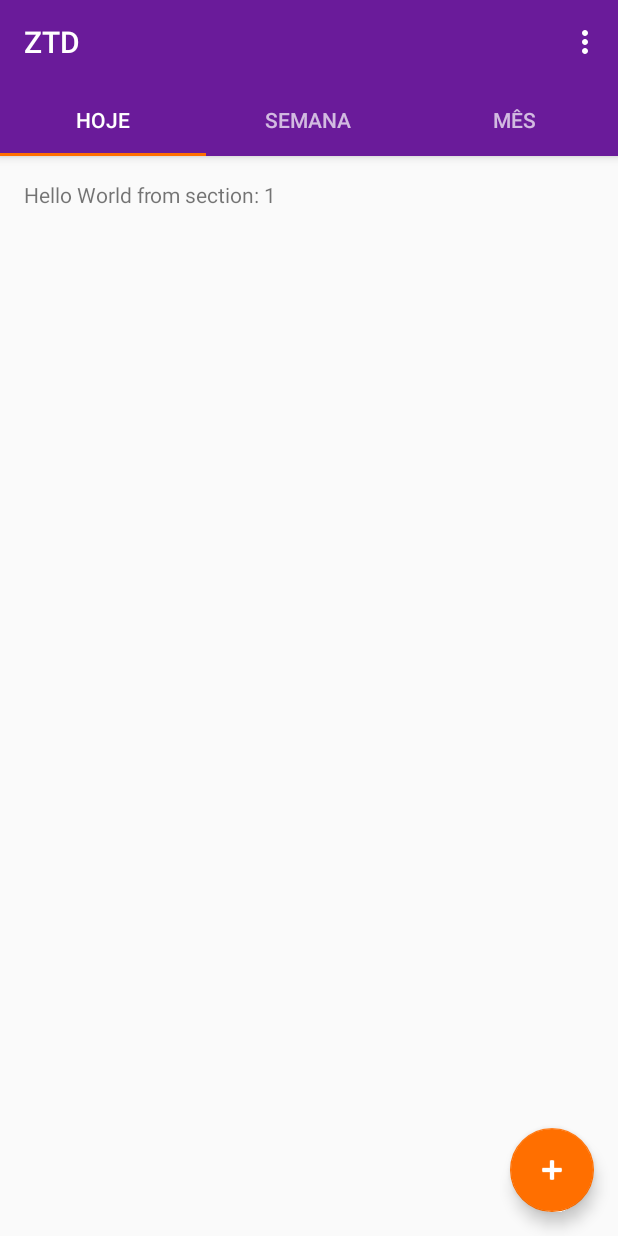
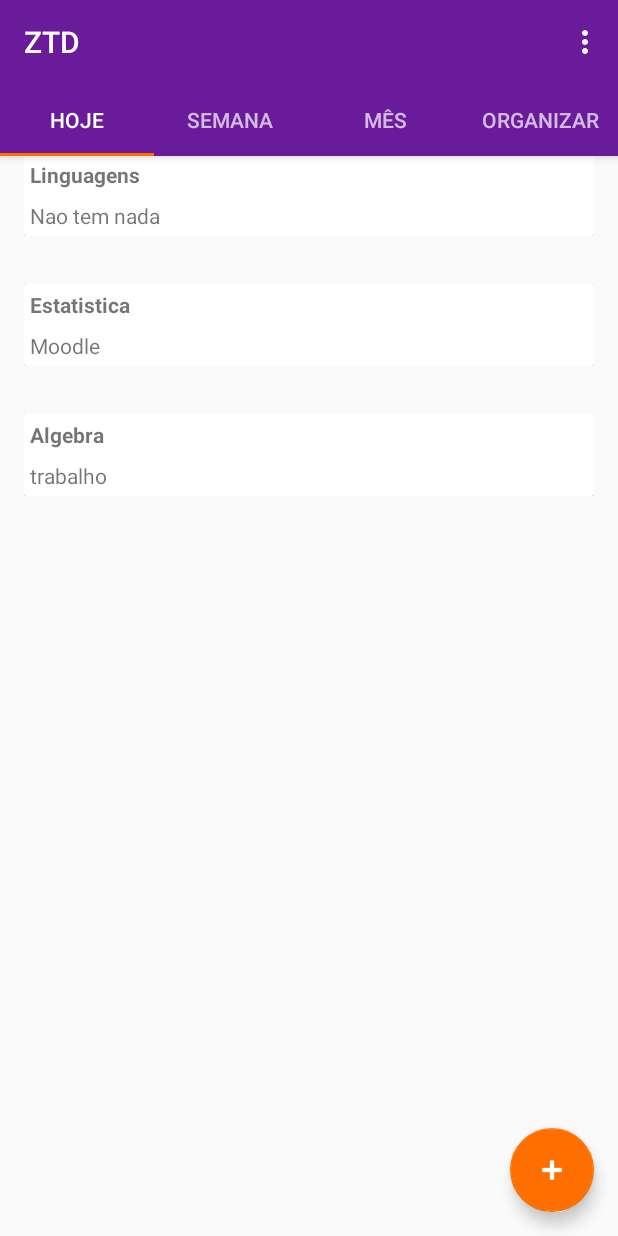
Before and after one commit to VitorVidal14/appdispositivos, an Android app: the screen it shows after launch (MainActivity), on a phone screen of 412 x 824 dp. Run offline under Robolectric (Android 15) with nearby library versions, the phone set to English and light mode, and no system bars.

Commit message:
2.0.20 Adicionando e instanciando o card na main

```diff
--- a/app/src/main/java/vitor/com/appdispositivos/CardAdapter.java
+++ b/app/src/main/java/vitor/com/appdispositivos/CardAdapter.java
@@ -1,12 +1,16 @@
 package vitor.com.appdispositivos;
 
 import android.content.Context;
+import android.provider.ContactsContract;
 import android.support.v7.widget.RecyclerView;
 import android.util.Log;
 import android.view.LayoutInflater;
 import android.view.View;
 import android.view.ViewGroup;
 import android.widget.TextView;
+
+import java.util.ArrayList;
+import java.util.List;
 
 /**
  * Created by vitor on 10/28/2017.
@@ -17,45 +21,41 @@ import android.widget.TextView;
  *  ViewHolder, nem sua reciclagem; Isso é o que o nosso RecyclerView faz.
  */
 
-public class CardAdapter extends RecyclerView.Adapter<CardAdapter.CardViewHolder>{
+public class CardAdapter extends RecyclerView.Adapter<CardAdapter.MyViewHolder>{
 
-    private static final String TAG = CardAdapter.class.getSimpleName();
+    private Context mContext;
+    List<Card> cardList;
 
-    private int mNumberCards;
+    class MyViewHolder extends RecyclerView.ViewHolder{
+        public TextView title, description;
 
-    public CardAdapter(int numberOfCards) {mNumberCards = numberOfCards;}
+        public MyViewHolder(View view){
+            super(view);
+            title = (TextView) view.findViewById(R.id.text_title);
+            description = (TextView) view.findViewById(R.id.text_description);
+        }
+    }
 
-    @Override
-    public CardViewHolder onCreateViewHolder(ViewGroup viewGroup, int viewType){
-        Context context = viewGroup.getContext();
-        int layoutIdForListItem = R.layout.card_to_show;
-        LayoutInflater inflater = LayoutInflater.from(context);
-        boolean shouldAttachToParentImediately = false;
-
-        View view = inflater.inflate(layoutIdForListItem, viewGroup, shouldAttachToParentImediately);
-        CardViewHolder viewHolder = new CardViewHolder(view);
-
-        return viewHolder;
+    public CardAdapter(Context context, List<Card> cardsList) {
+        this.mContext = context;
+        this.cardList = cardsList;
     }
 
     @Override
-    public void onBindViewHolder(CardViewHolder holder, int position){
-        holder.bind(position);
+    public MyViewHolder onCreateViewHolder(ViewGroup viewGroup, int viewType){
+        View view = LayoutInflater.from(viewGroup.getContext()).inflate(R.layout.card_to_show, viewGroup, false);
+        MyViewHolder viewHolder = new MyViewHolder(view);
+
+        return new MyViewHolder(view);
     }
 
     @Override
-    public int getItemCount(){return mNumberCards;}
+    public void onBindViewHolder(final MyViewHolder holder, int position){
+        Card card = cardList.get(position);
+        holder.title.setText(card.getTitle());
+        holder.description.setText(card.getText());
+    }
 
-    class CardViewHolder extends RecyclerView.ViewHolder{
-        TextView listItemNumberView;
-
-        public CardViewHolder(View itemView){
-            super(itemView);
-            listItemNumberView = (TextView) itemView.findViewById(R.id.text_title);
-        }
-
-        void bind(int listIndex){
-            listItemNumberView.setText(String.valueOf(listIndex));
-        }
-    }
+    @Override
+    public int getItemCount(){return cardList.size();}
 }
--- a/app/src/main/java/vitor/com/appdispositivos/MainActivity.java
+++ b/app/src/main/java/vitor/com/appdispositivos/MainActivity.java
@@ -4,6 +4,8 @@ import android.content.Intent;
 import android.support.design.widget.TabLayout;
 import android.support.design.widget.FloatingActionButton;
 import android.support.v7.app.AppCompatActivity;
+import android.support.v7.widget.CardView;
+import android.support.v7.widget.DefaultItemAnimator;
 import android.support.v7.widget.LinearLayoutManager;
 import android.support.v7.widget.RecyclerView;
 import android.support.v7.widget.Toolbar;
@@ -21,21 +23,16 @@ import android.view.ViewGroup;
 
 import android.widget.TextView;
 
+import java.util.ArrayList;
+import java.util.List;
+
 public class MainActivity extends AppCompatActivity {
 
     private SectionsPagerAdapter mSectionsPagerAdapter;
-
     private ViewPager mViewPager;
-
-    private RecyclerView mCardsLists;
-    private CardAdapter mAdapter;
-
-
-
-
-
-
-
+    private RecyclerView recyclerView;
+    private CardAdapter cardAdapter;
+    private List<Card> cardList;
 
     @Override
     protected void onCreate(Bundle savedInstanceState) {
@@ -52,33 +49,31 @@ public class MainActivity extends AppCompatActivity {
         mViewPager.setAdapter(mSectionsPagerAdapter);
 //        Instãncia do menu Settings.
 
-
-        mCardsLists = (RecyclerView) findViewById(R.id.rv_titulo);
-
-        LinearLayoutManager layoutManager = new LinearLayoutManager(this);
-        mCardsLists.setLayoutManager(layoutManager);
-        mCardsLists.setHasFixedSize(true);
-        mAdapter = new CardAdapter(100);
-        mCardsLists.setAdapter(mAdapter);
-
-
-
-
-
-
-
         TabLayout tabLayout = (TabLayout) findViewById(R.id.tabs);
         tabLayout.setupWithViewPager(mViewPager);
 //        Instância das Tabs do layout principal.
+
+        recyclerView = (RecyclerView) findViewById(R.id.rv_titulo);
+
+        cardList = new ArrayList<>();
+        cardAdapter = new CardAdapter(this, cardList);
+
+        RecyclerView.LayoutManager layoutManager = new LinearLayoutManager(this);
+        recyclerView.setLayoutManager(layoutManager);
+        recyclerView.setHasFixedSize(true);
+        recyclerView.setItemAnimator(new DefaultItemAnimator());
+        recyclerView.setAdapter(cardAdapter);
+
+        prepareCards();
 
         final FloatingActionButton fab = (FloatingActionButton) findViewById(R.id.fab);
         fab.setOnClickListener(new View.OnClickListener() {
             @Override
             public void onClick(View view) {
-                startActivity(new Intent(MainActivity.this,NewTask.class));}
+                startActivity(new Intent(MainActivity.this,NewTask.class));
+            }
         });
 //        Instância do FAB.
-
     }
 
     @Override
@@ -113,8 +108,7 @@ public class MainActivity extends AppCompatActivity {
         @Override
         public View onCreateView(LayoutInflater inflater, ViewGroup container, Bundle savedInstanceState) {
             View rootView = inflater.inflate(R.layout.fragment_main, container, false);
-            TextView textView = rootView.findViewById(R.id.section_label);
-            textView.setText(getString(R.string.section_format, getArguments().getInt(ARG_SECTION_NUMBER)));
+
             return rootView;
         }
     }
@@ -128,7 +122,7 @@ public class MainActivity extends AppCompatActivity {
         public Fragment getItem(int position) {return PlaceholderFragment.newInstance(position + 1);}
 
         @Override
-        public int getCount() {return 3;}
+        public int getCount() {return 4;}
 
         @Override
         public CharSequence getPageTitle(int position) {
@@ -140,9 +134,25 @@ public class MainActivity extends AppCompatActivity {
                 case 2:
                     return "Mês";
                 case 3:
-                    return "Organização";
+                    return "Organizar";
             }return null;
         }
     }
 //    Função para definir o menu de abas.
+
+    private void prepareCards(){
+        Card a = new Card("Eletromag", "Estudar");
+        cardList.add(a);
+
+        a = new Card("Linguagens", "Nao tem nada");
+        cardList.add(a);
+
+        a = new Card("Estatistica", "Moodle");
+        cardList.add(a);
+
+        a = new Card("Algebra", "trabalho");
+        cardList.add(a);
+
+        cardAdapter.notifyDataSetChanged();
+    }
 }
--- a/app/src/main/java/vitor/com/appdispositivos/NewTask.java
+++ b/app/src/main/java/vitor/com/appdispositivos/NewTask.java
@@ -49,7 +49,7 @@ public class NewTask extends AppCompatActivity {
 
     public void acao (View view){
 
-        Card card = new Card();
+        Card card = new Card("","");
         CardView cardView;
 
         //Passando title pro card.
--- a/app/src/main/java/vitor/com/appdispositivos/SettingsActivity.java
+++ b/app/src/main/java/vitor/com/appdispositivos/SettingsActivity.java
@@ -265,7 +265,7 @@ public class SettingsActivity extends AppCompatPreferenceActivity {
         @Override
         public void onCreate(Bundle savedInstanceState) {
             super.onCreate(savedInstanceState);
-            addPreferencesFromResource(R.xml.pref_info);
+            //addPreferencesFromResource(R.xml.pref_info);
             setHasOptionsMenu(true);
 
             // Bind the summaries of EditText/List/Dialog/Ringtone preferences
--- a/app/src/main/res/layout/activity_main.xml
+++ b/app/src/main/res/layout/activity_main.xml
@@ -14,6 +14,7 @@
         android:id="@+id/appbar"
         android:layout_width="match_parent"
         android:layout_height="wrap_content"
+        android:fitsSystemWindows="true"
         android:theme="@style/AppTheme.AppBarOverlay">
         <!--
             O id é especificado para referenciar a AppBarLayout nos arquivos Java.
--- a/app/src/main/res/layout/card_to_show.xml
+++ b/app/src/main/res/layout/card_to_show.xml
@@ -4,9 +4,11 @@
      botões de organização e a definição de prioridades.
 -->
 
-<LinearLayout xmlns:android="http://schemas.android.com/apk/res/android"
+<LinearLayout
+    xmlns:android="http://schemas.android.com/apk/res/android"
     android:layout_width="match_parent"
-    android:layout_height="match_parent"
+    android:layout_height="wrap_content"
+    xmlns:app="http://schemas.android.com/apk/res-auto"
     android:padding="16dp"
     android:orientation="vertical">
     <!--Define a orientação do LinearLayout como vertical e o padding como 16 pixels de densidade.-->
@@ -15,22 +17,22 @@
         android:id="@+id/card_view"
         android:layout_width="match_parent"
         android:layout_height="wrap_content"
-        android:layout_gravity="center">
+        android:layout_gravity="center"
+        android:elevation="3dp">
         <!--
             Definição de um id para o CardView possibilitando referencia-lo nos arquivos Java;
              Define a gravity como center.
         -->
 
-        <LinearLayout
+        <RelativeLayout
             android:orientation="vertical"
             android:layout_width="match_parent"
-            android:layout_height="match_parent">
+            android:layout_height="wrap_content">
 
             <TextView
                 android:id="@+id/text_title"
                 android:layout_width="wrap_content"
                 android:layout_height="wrap_content"
-                android:layout_alignParentTop="true"
                 android:hint="Titulo"
                 android:textStyle="bold"
                 android:padding="4dp"/>
@@ -39,18 +41,17 @@
             <TextView
                 android:id="@+id/text_description"
                 android:layout_width="wrap_content"
+                android:layout_below="@+id/text_title"
                 android:layout_height="wrap_content"
-                android:layout_below="@+id/text_title"
                 android:hint="Descrição"
                 android:padding="4dp"/>
             <!--TextView para mostrar a descrição da tarefa no card.-->
 
-        </LinearLayout>
+        </RelativeLayout>
         <!--
             Todo(1) - Verificar se o LinearLayout acima funciona corretamente e se a implementação é eficiente.
             Todo(2) - Comparar as implementações de cardViews e tentar definir um padrão correto.
             Todo(3) - Estabelecer a conecção da criação da nova nota, do Adapter/ViewHolder relacionada ao card e a aba referente ao dia.
         -->
-
     </android.support.v7.widget.CardView>
 </LinearLayout>
```
Also changed, not shown: app/src/main/java/vitor/com/appdispositivos/Card.java (+6 -82 lines).
